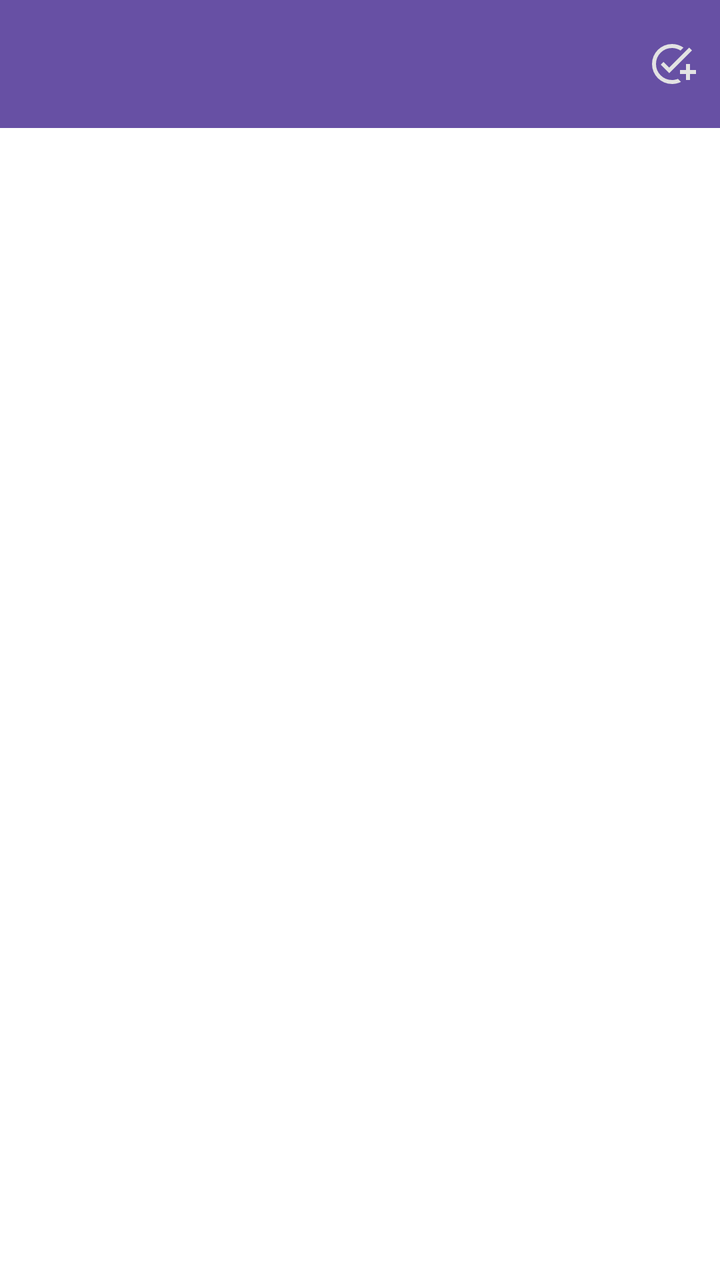
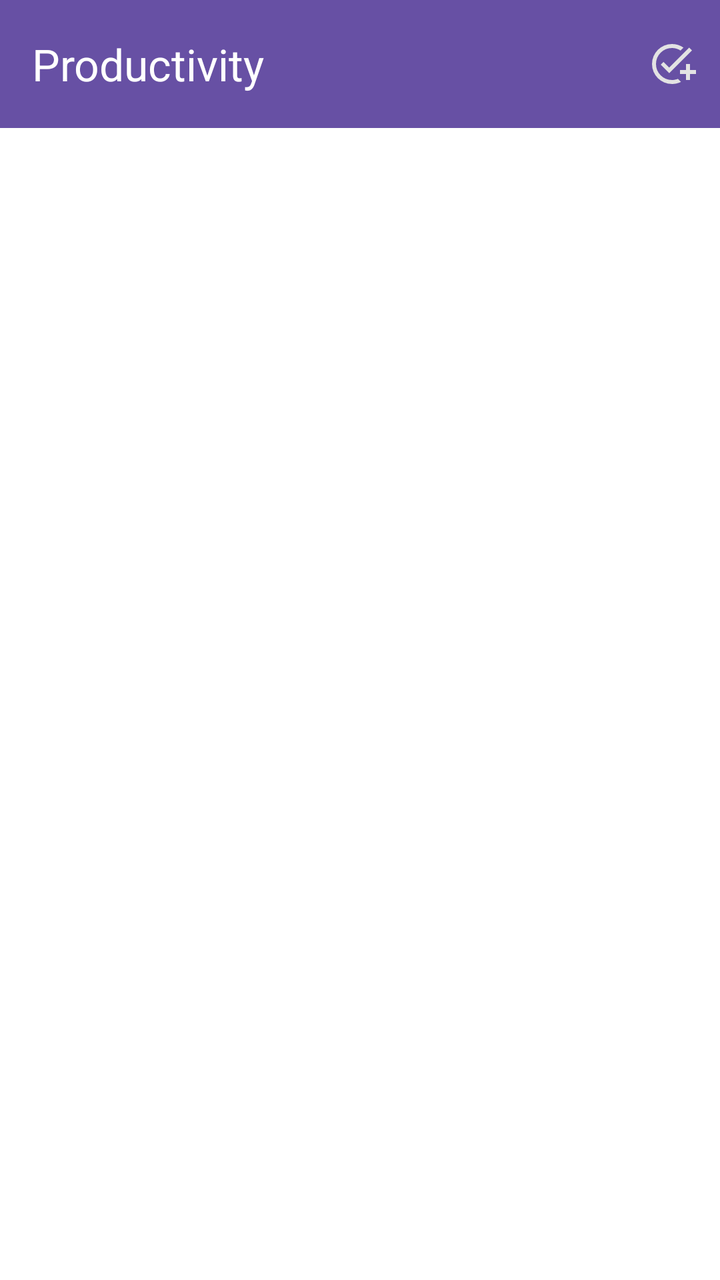

The first picture is an Android layout as it rendered before a commit; the second is the same layout after the commit. The layout source and the unified diff follow.
<!-- AndroidManifest.xml: application theme Theme.BetweenUs -->
<!-- res/layout/fragment_productivity.xml -->
<?xml version="1.0" encoding="utf-8"?>
<androidx.constraintlayout.widget.ConstraintLayout
    xmlns:android="http://schemas.android.com/apk/res/android"
    xmlns:app="http://schemas.android.com/apk/res-auto"
    android:layout_width="match_parent"
    android:layout_height="match_parent"
    android:background="@color/white">

    
    <com.google.android.material.appbar.MaterialToolbar
        android:id="@+id/productivityToolbar"
        android:layout_width="0dp"
        android:layout_height="wrap_content"
        android:background="?attr/colorPrimary"
        android:title="Productivity"
        android:titleTextColor="@android:color/white"
        app:menu="@menu/productivity_menu"
        app:layout_constraintTop_toTopOf="parent"
        app:layout_constraintStart_toStartOf="parent"
        app:layout_constraintEnd_toEndOf="parent" />

    
    <androidx.recyclerview.widget.RecyclerView
        android:id="@+id/taskRecyclerView"
        android:layout_width="0dp"
        android:layout_height="0dp"
        android:padding="12dp"
        app:layout_constraintTop_toBottomOf="@id/productivityToolbar"
        app:layout_constraintBottom_toBottomOf="parent"
        app:layout_constraintStart_toStartOf="parent"
        app:layout_constraintEnd_toEndOf="parent"/>

</androidx.constraintlayout.widget.ConstraintLayout>
<!-- resources referenced by this layout -->
<resources>
  <color name="white">#FFFFFFFF</color>
  <style name="Theme.BetweenUs" parent="Theme.MaterialComponents.DayNight.DarkActionBar">
          
          <item name="colorPrimary">@color/purple_500</item>
          <item name="colorPrimaryVariant">@color/purple_700</item>
          <item name="colorOnPrimary">@color/white</item>
          
          <item name="colorSecondary">@color/teal_200</item>
          <item name="colorSecondaryVariant">@color/teal_700</item>
          <item name="colorOnSecondary">@color/black</item>
          
          <item name="android:statusBarColor">?attr/colorPrimaryVariant</item>
          
      </style>
  <color name="purple_500">#FF6200EE</color>
  <color name="purple_700">#FF3700B3</color>
  <color name="teal_200">#FF03DAC5</color>
  <color name="teal_700">#FF018786</color>
  <color name="black">#FF000000</color>
</resources>

<!-- the commit's change to res/layout/fragment_productivity.xml (unified diff, before → after) -->
@@ -12,8 +12,8 @@
         android:layout_width="0dp"
         android:layout_height="wrap_content"
         android:background="?attr/colorPrimary"
-        android:title="Productivity"
-        android:titleTextColor="@android:color/white"
+        app:title="Productivity"
+        app:titleTextColor="@android:color/white"
         app:menu="@menu/productivity_menu"
         app:layout_constraintTop_toTopOf="parent"
         app:layout_constraintStart_toStartOf="parent"
